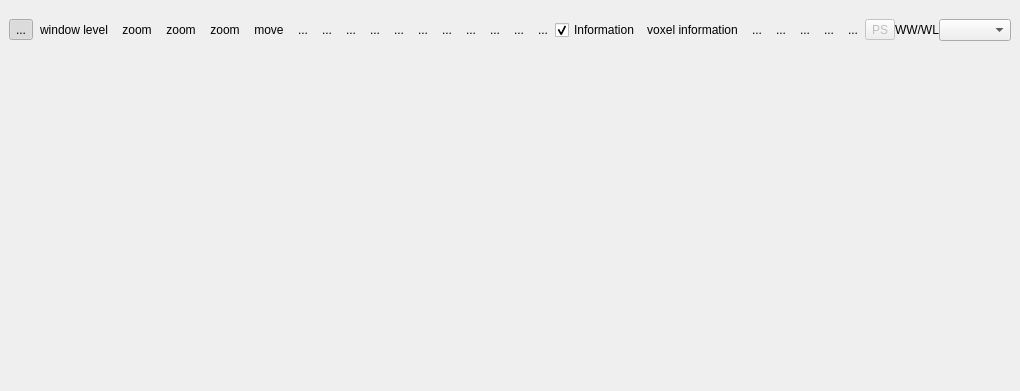
Above: starviewer/src/extensions/main/q2dviewer/q2dviewerextensionbase.ui from starviewer-medical/starviewer before the change. Below: the same form after it.
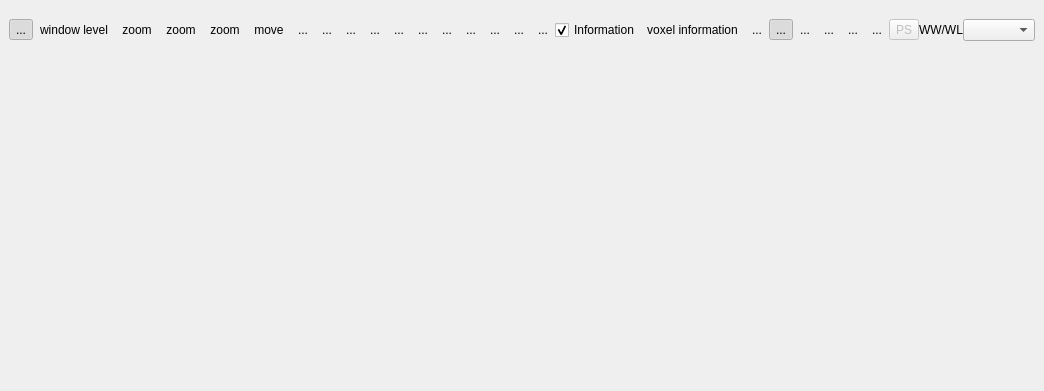
That is the form after the change. Icons and pictures are not drawn. Custom widgets are drawn as their Qt base class.

Commit message: ENH: La nova tool de window level funcionarà sobre el botó dret i s'ha integrat a l'extensió 2D Viewer

Patch:
```diff
--- a/starviewer/src/extensions/main/q2dviewer/q2dviewerextensionbase.ui
+++ b/starviewer/src/extensions/main/q2dviewer/q2dviewerextensionbase.ui
@@ -445,6 +445,28 @@
          </property>
         </widget>
        </item>
+       <item>
+        <widget class="QToolButton" name="m_newWindowLevelToolButton" >
+         <property name="text" >
+          <string>...</string>
+         </property>
+         <property name="iconSize" >
+          <size>
+           <width>32</width>
+           <height>32</height>
+          </size>
+         </property>
+         <property name="checkable" >
+          <bool>true</bool>
+         </property>
+         <property name="checked" >
+          <bool>true</bool>
+         </property>
+         <property name="autoRaise" >
+          <bool>true</bool>
+         </property>
+        </widget>
+       </item>
        <item>
         <widget class="QToolButton" name="m_newZoomToolButton" >
          <property name="text" >
```
The commit also changes 2 other files.
